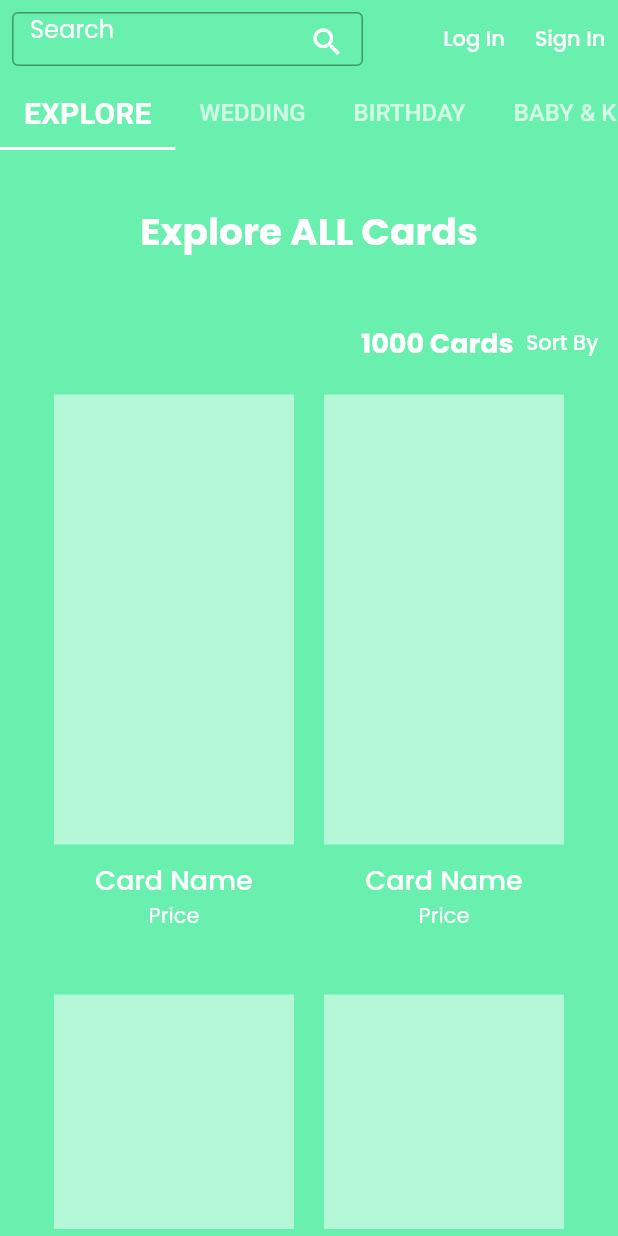
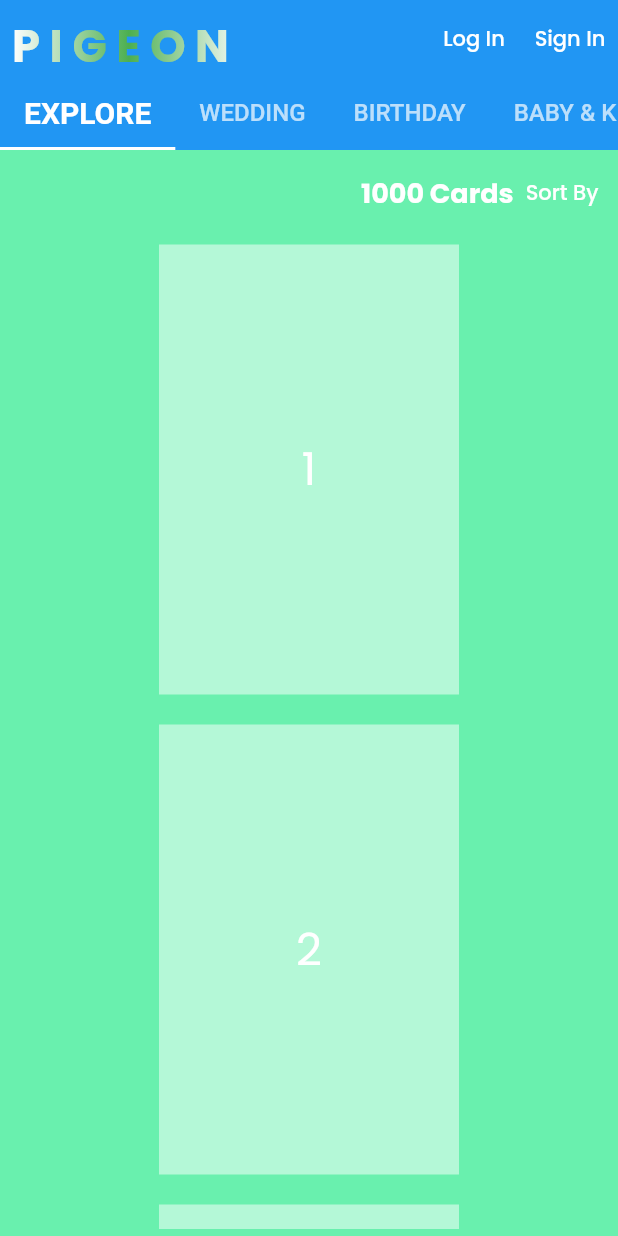
Before and after one commit to Ytiwari24/pigeon, a Flutter app: the screen it shows after launch, on a phone screen of 412 x 824 dp. Run offline on Flutter 3.47's test engine with Material 2 defaults, Android fonts, the phone set to English and light mode, and no system bars; drawn by our look-alikes of simple_gradient_text; our stand-ins replace dotted_border, flutter_svg, get, google_fonts, pdf, shared_preferences.

Commit message:
some changes

```diff
--- a/lib/Pigeon Tabs/explore.dart
+++ b/lib/Pigeon Tabs/explore.dart
@@ -13,24 +13,16 @@ class ExplorePage extends StatelessWidget {
           Wrap(
             children: [
               for (int i = 0; i < 20; i++) ...[
-                SizedBox(width:ResponsiveWidget.isSmallScreen(context)?180: 300,height: 400,
-                  child: Column(
-                    children: [
-                      Container(
-                        margin: EdgeInsets.all(ResponsiveWidget.isSmallScreen(context)?10:20),
-                        height:300,
-                        width:ResponsiveWidget.isSmallScreen(context)?180: 200,
-                        color: white.withOpacity(.5),
-                    ),
-                    Text(
-                          'Card Name',
-                          style: TextStyle(color: white,fontSize: 18,fontWeight: FontWeight.w500),
-                        ),Text(
-                          'Price',
-                          style: TextStyle(color: white),
-                        )
-                    ],
-                  ),
+                Container(
+                  margin: const EdgeInsets.all(10),
+                  height: 300,
+                  width: 200,
+                  color: white.withOpacity(.5),
+                  child: Center(
+                      child: Text(
+                    '${i + 1}',
+                    style: const TextStyle(fontSize: 30, color: Colors.white),
+                  )),
                 ),
               ]
             ],
--- a/lib/home_page.dart
+++ b/lib/home_page.dart
@@ -1,6 +1,8 @@
 import 'package:flutter/material.dart';
+import 'package:google_fonts/google_fonts.dart';
 import 'package:pigeon/Pigeon%20Tabs/explore.dart';
 import 'package:pigeon/constants/colors.dart';
+import 'package:simple_gradient_text/simple_gradient_text.dart';
 
 import 'Widgets/responsiveness.dart';
 
@@ -30,26 +32,50 @@ class HomePage extends StatelessWidget {
                 const Size.fromHeight(100.0), // here the desired height
             child: AppBar(
               elevation: 0,
-              backgroundColor: transparentColor,
+              // backgroundColor: transparentColor,
               leadingWidth: 250,
+              // leading: Padding(
+              //   padding: const EdgeInsets.all(8.0),
+              //   child: TextFormField(
+              //     decoration: InputDecoration(
+              //         hintStyle: TextStyle(color: white),
+              //         suffixIcon: IconButton(
+              //             onPressed: () {},
+              //             icon: Icon(
+              //               Icons.search,
+              //               color: white,
+              //             )),
+              //         hintText: 'Search',
+              //         border: OutlineInputBorder(
+              //             borderSide: BorderSide(color: white))),
+              //   ),
+              // ),
+              centerTitle: true,
               leading: Padding(
                 padding: const EdgeInsets.all(8.0),
-                child: TextFormField(
-                  decoration: InputDecoration(
-                      hintStyle: TextStyle(color: white),
-                      suffixIcon: IconButton(
-                          onPressed: () {},
-                          icon: Icon(
-                            Icons.search,
-                            color: white,
-                          )),
-                      hintText: 'Search',
-                      border: OutlineInputBorder(
-                          borderSide: BorderSide(color: white))),
+                child: GradientText(
+                  'P I G E O N',
+                  gradientDirection: GradientDirection.ltr,
+                  style: GoogleFonts.poppins(
+                      fontWeight: FontWeight.bold, fontSize: 30),
+                  colors: const [
+                    Colors.white, Colors.green, Colors.white, Colors.green,
+                    // Colors.white, Colors.green, Colors.red, Colors.purple,
+                    // Colors.orange, Colors.white
+                    // Color(0xff9400D3),
+                    // Color(0xff4B0082),
+                    // Color(0xff0000FF),
+                    // Color(0xff00FF00),
+                    // Color(0xffFFFF00),98
+                    // Color(0xffFF7F00),
+                    // Color(0xffFF0000),
+                  ],
                 ),
+                //  Text(
+                //   'P I G E O N',
+
+                // ),
               ),
-              centerTitle: true,
-              title: const Text('Pigeon'),
               actions: [
                 TextButton(
                     onPressed: () {},
@@ -91,16 +117,16 @@ class HomePage extends StatelessWidget {
             padding:  EdgeInsets.all(ResponsiveWidget.isSmallScreen(context)?5:15),
             child: Column(
               children: [
-                SizedBox(
-                    height: 100,
-                    child: Center(
-                        child: Text(
-                      'Explore ALL Cards',
-                      style: TextStyle(
-                          color: white,
-                          fontSize: 25,
-                          fontWeight: FontWeight.bold),
-                    ))),
+                // SizedBox(
+                //     height: 100,
+                //     child: Center(
+                //         child: Text(
+                //       'Explore ALL Cards',
+                //       style: TextStyle(
+                //           color: white,
+                //           fontSize: 25,
+                //           fontWeight: FontWeight.bold),
+                //     ))),
                 Row(
                   mainAxisAlignment: MainAxisAlignment.end,
                   children: [
--- a/lib/main.dart
+++ b/lib/main.dart
@@ -24,7 +24,7 @@ class MyApp extends StatelessWidget {
     getSharedPref();
 
     return GetMaterialApp(
-        title: 'Routing',
+        title: 'Pigeon',
         theme: ThemeData(
           // useMaterial3: true,
           scaffoldBackgroundColor: Colors.greenAccent,
--- a/pubspec.yaml
+++ b/pubspec.yaml
@@ -36,11 +36,12 @@ dependencies:
   # Use with the CupertinoIcons class for iOS style icons.
   cupertino_icons: ^1.0.2
   get: ^4.6.5
-  google_fonts: ^5.1.0
+  google_fonts: ^6.1.0
   shared_preferences: ^2.2.0
   flutter_svg: ^2.0.7
   dotted_border: ^2.0.0+3
   pdf: ^3.10.4
+  simple_gradient_text: ^1.3.0
 
 dev_dependencies:
   flutter_test:
```
Also changed, not shown: pubspec.lock, 1 other file.
